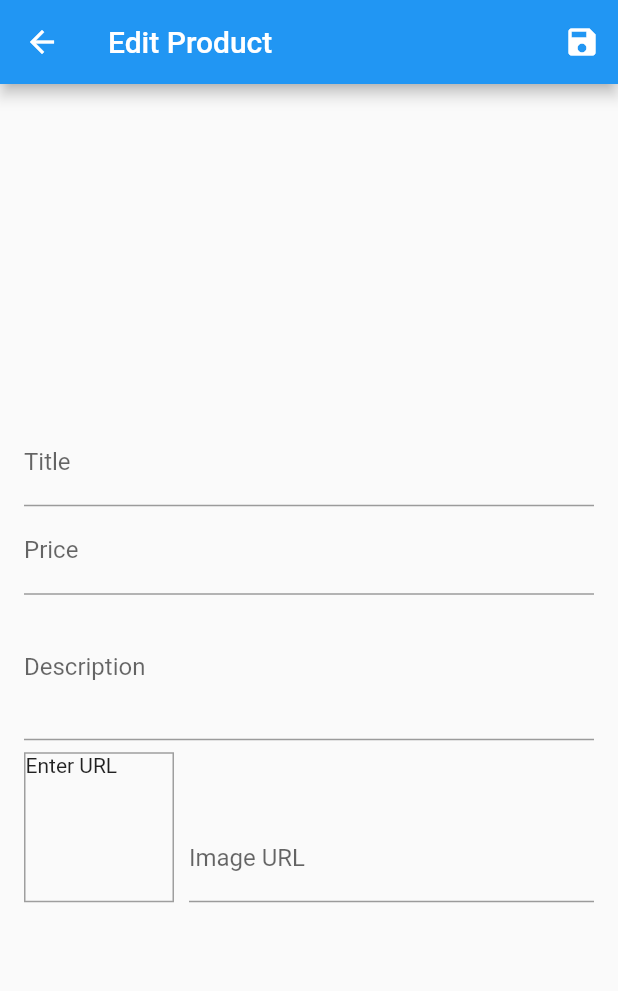
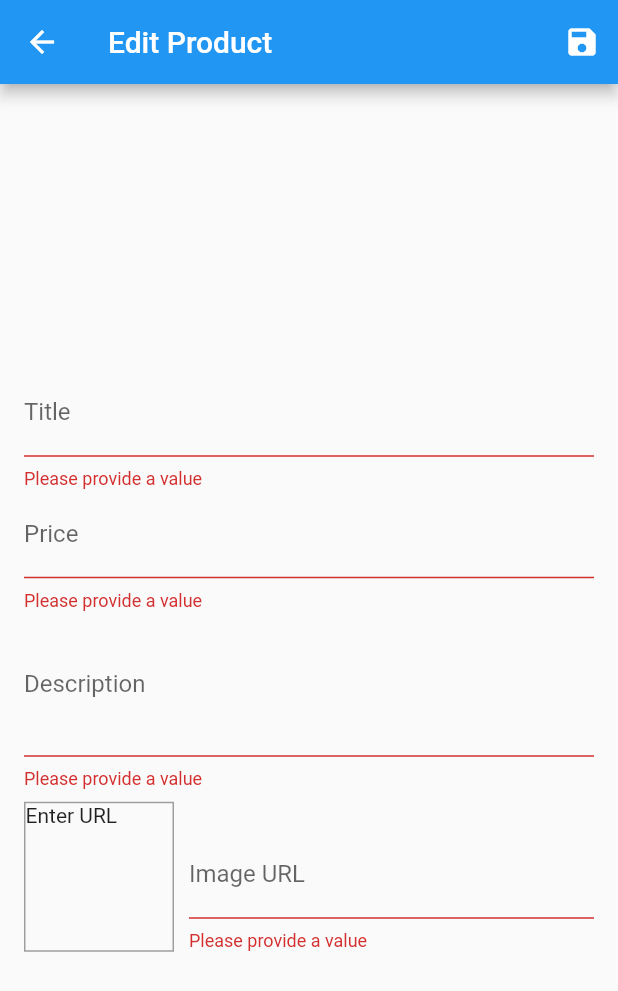
Before and after one commit to bunyawats/flutter_dart_complete_guide, a Flutter app: the EditProductScreen screen opened directly, after a tap on the "save" icon, on a phone screen of 412 x 824 dp. Shown: the top 991 px of the screen. Run offline on Flutter 3.47's test engine with Material 2 defaults, Android fonts, the phone set to English and light mode, and no system bars.

Commit message:
checkpoint 228

```diff
--- a/lib/shop_app/screens/edit_product_screen.dart
+++ b/lib/shop_app/screens/edit_product_screen.dart
@@ -43,7 +43,10 @@ class _EditProductScreenState extends State<EditProductScreen> {
   }
 
   void _saveForm() {
-    _form.currentState.save();
+    final _isValid = _form.currentState.validate();
+    if (!_isValid) {
+      return;
+    }
 
     print(_editProduct.title);
     print(_editProduct.description);
@@ -82,6 +85,9 @@ class _EditProductScreenState extends State<EditProductScreen> {
                     onSaved: (value) {
                       _editProduct.title = value;
                     },
+                    validator: (value) {
+                      return value.isEmpty ? 'Please provide a value' : null;
+                    },
                   ),
                   TextFormField(
                     decoration: InputDecoration(
@@ -97,6 +103,9 @@ class _EditProductScreenState extends State<EditProductScreen> {
                     onSaved: (value) {
                       _editProduct.price = double.parse(value);
                     },
+                    validator: (value) {
+                      return value.isEmpty ? 'Please provide a value' : null;
+                    },
                   ),
                   TextFormField(
                     decoration: InputDecoration(
@@ -108,6 +117,9 @@ class _EditProductScreenState extends State<EditProductScreen> {
                     focusNode: _descriptionFocusNode,
                     onSaved: (value) {
                       _editProduct.description = value;
+                    },
+                    validator: (value) {
+                      return value.isEmpty ? 'Please provide a value' : null;
                     },
                   ),
                   Row(
@@ -148,6 +160,11 @@ class _EditProductScreenState extends State<EditProductScreen> {
                           onSaved: (value) {
                             _editProduct.imageUrl = value;
                           },
+                          validator: (value) {
+                            return value.isEmpty
+                                ? 'Please provide a value'
+                                : null;
+                          },
                           focusNode: _imageFocusNode,
                         ),
                       ),
```
